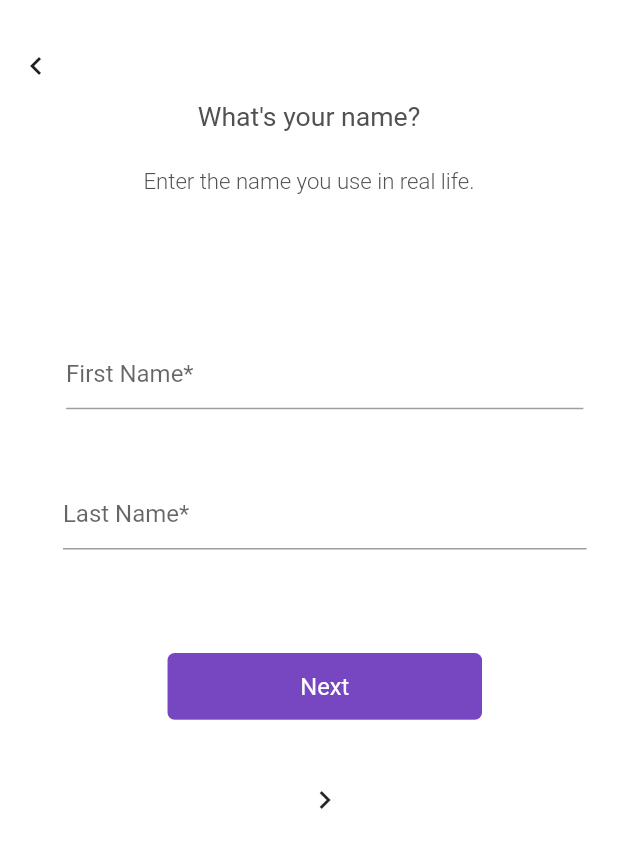
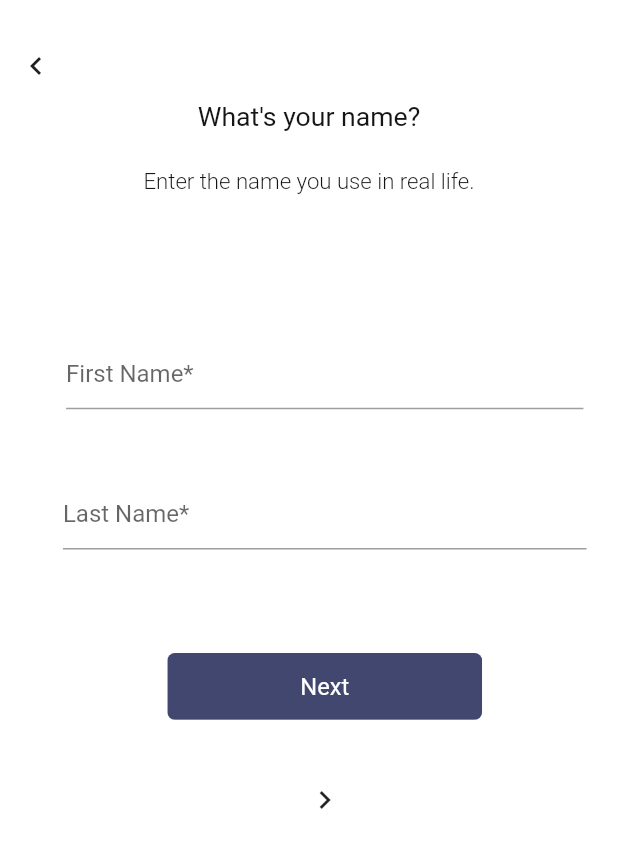
Before and after one commit to ptlmay25/Flutter_app_frontend, a Flutter app: the screen it shows once a user with an empty profile is signed in, on a phone screen of 412 x 824 dp. Shown: the top 848 px of the screen. Run offline on Flutter 3.47's test engine with Material 2 defaults, Android fonts, the phone set to English and light mode, and no system bars; our stand-ins replace firebase_auth, flutter_svg; missing offline and left inert: sms_otp_auto_verify; accounts and stored records are empty.

Commit message:
Update signup.dart

```diff
--- a/ibiz/lib/authScreen/signup.dart
+++ b/ibiz/lib/authScreen/signup.dart
@@ -72,7 +72,7 @@ class _SignUpState extends State<SignUp> {
               "What's your name?",
               textAlign: TextAlign.center,
               style: TextStyle(
-                color: Color(0xff515151),
+                color: Color(0xff151515),
                 fontSize: (18) * SizeConfig.heightMultiplier,
               ),
             ),
@@ -81,7 +81,7 @@ class _SignUpState extends State<SignUp> {
             "Enter the name you use in real life.",
             textAlign: TextAlign.center,
             style: TextStyle(
-              color: Color(0xff515151),
+              color: Color(0xff151515),
               fontSize: (15) * SizeConfig.heightMultiplier,
               fontFamily: "Roboto",
               fontWeight: FontWeight.w300,
@@ -159,7 +159,7 @@ class _SignUpState extends State<SignUp> {
                                     print('First Name: ' + this.fname);
                                     print('Last Name: ' + this.lname);
                                   },
-                                  color: Color.fromARGB(255, 119, 70, 193),
+                                  color: Color.fromARGB(255, 66, 71, 112),
                                   child: Text(
                                     'Next',
                                     style: TextStyle(
@@ -225,7 +225,7 @@ class _SignUpState extends State<SignUp> {
               "What's your date of birth?",
               textAlign: TextAlign.center,
               style: TextStyle(
-                color: Color(0xff515151),
+                color: Color(0xff151515),
                 fontSize: (18) * SizeConfig.heightMultiplier,
               ),
             ),
@@ -237,7 +237,7 @@ class _SignUpState extends State<SignUp> {
               "Choose your date of birth.",
               textAlign: TextAlign.center,
               style: TextStyle(
-                color: Color(0xff515151),
+                color: Color(0xff151515),
                 fontSize: (15) * SizeConfig.heightMultiplier,
                 fontFamily: "Roboto",
                 fontWeight: FontWeight.w300,
@@ -283,7 +283,7 @@ class _SignUpState extends State<SignUp> {
                     }
                     print('Birthday: ' + birthday.toString());
                   },
-                  color: Color.fromARGB(255, 119, 70, 193),
+                  color: Color.fromARGB(255, 66, 71, 112),
                   child: Text(
                     'Next',
                     style: TextStyle(
@@ -333,7 +333,7 @@ class _SignUpState extends State<SignUp> {
                   "What's your gender?",
                   textAlign: TextAlign.center,
                   style: TextStyle(
-                    color: Color(0xff515151),
+                    color: Color(0xff151515),
                     fontSize: (18) * SizeConfig.heightMultiplier,
                   ),
                 ),
```
